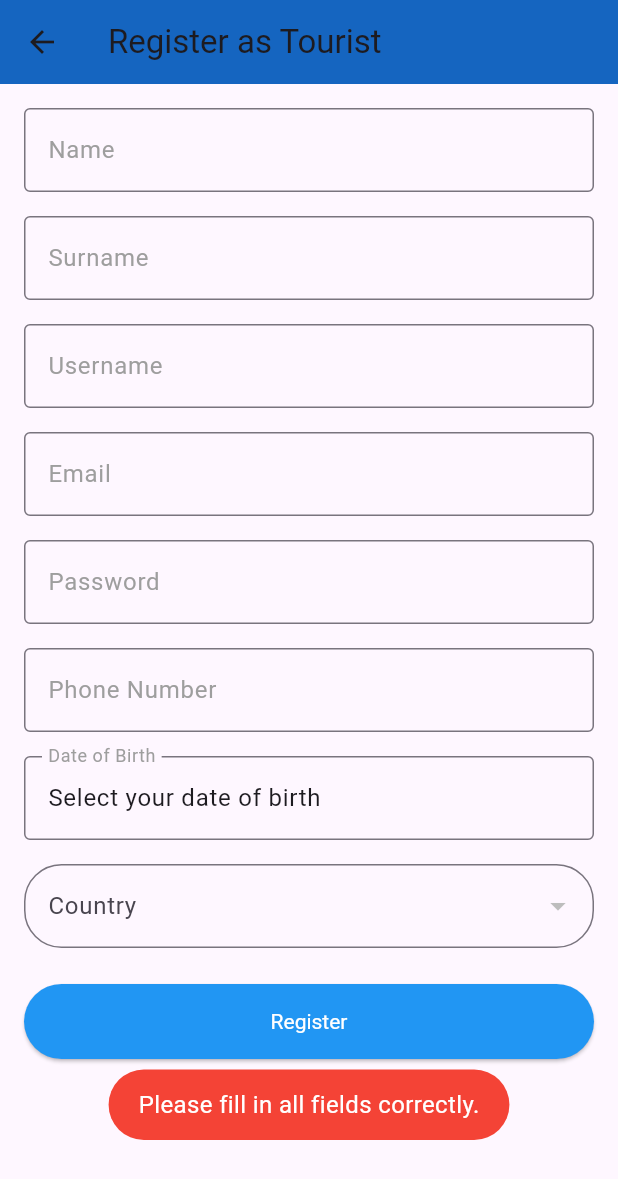
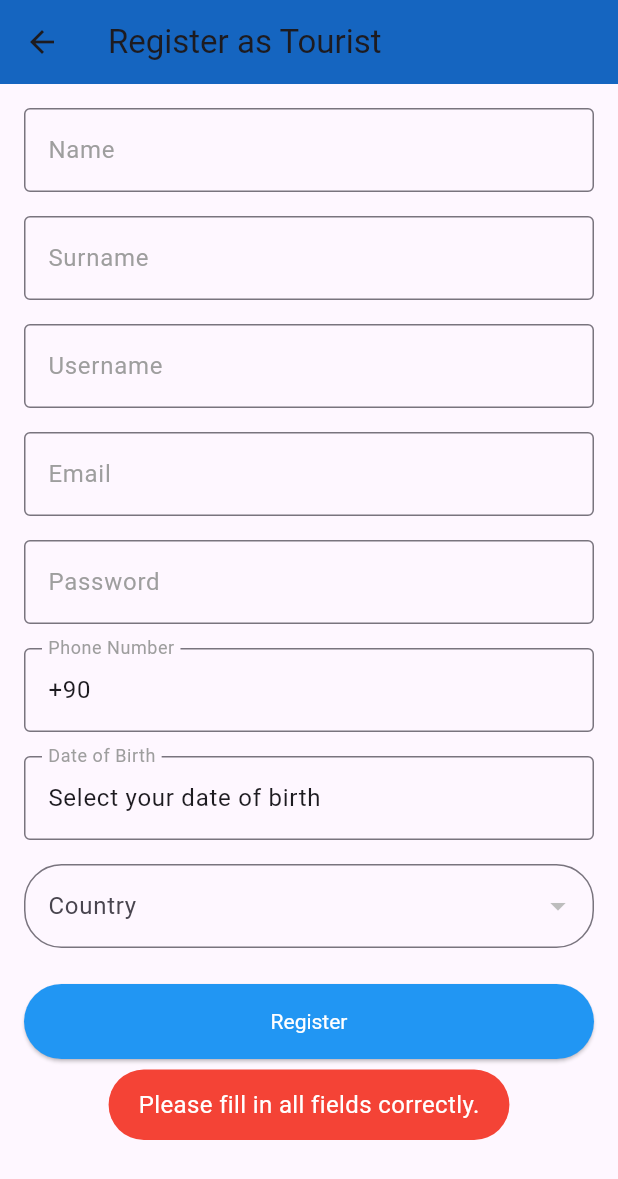
Before and after one commit to devrugu/buddy_client_side, a Flutter app: the RegisterTouristScreen screen opened directly, after a tap on "Register", on a phone screen of 412 x 824 dp. Shown: the top 1179 px of the screen. Run offline on Flutter 3.47's test engine with Material 3 defaults, Android fonts, the phone set to English and light mode, and no system bars; our stand-ins replace email_validator, fluttertoast, mask_text_input_formatter, shared_preferences; accounts and stored records are empty; network calls fail.

Commit message:
phone number input correction

```diff
--- a/lib/src/views/activities_and_interests_screen.dart
+++ b/lib/src/views/activities_and_interests_screen.dart
@@ -149,8 +149,10 @@ class ActivitiesAndInterestsScreenState
               textAlign: TextAlign.center,
             ),
           ),
-          buildActivitiesSection(),
-          buildInterestsAutocomplete(),
+          if (widget.missingInfo.contains('activities'))
+            buildActivitiesSection(),
+          if (widget.missingInfo.contains('interests'))
+            buildInterestsAutocomplete(),
           buildButtons(context),
         ],
       ),
--- a/lib/src/views/register_tourist_screen.dart
+++ b/lib/src/views/register_tourist_screen.dart
@@ -20,8 +20,9 @@ class RegisterTouristScreen extends StatefulWidget {
 }
 
 class RegisterTouristScreenState extends State<RegisterTouristScreen> {
+  // Initialization of the mask formatter for the phone number, adjusted for Turkish phone number format
   final phoneMaskFormatter = MaskTextInputFormatter(
-    mask: '+## (###) ###-##-##',
+    mask: '### ### ## ##', // Mask format for the user-entered digits
     filter: {"#": RegExp(r'[0-9]')},
   );
   final TextEditingController _nameController = TextEditingController();
@@ -38,6 +39,8 @@ class RegisterTouristScreenState extends State<RegisterTouristScreen> {
   void initState() {
     super.initState();
     _fetchCountries();
+    // Telefon numarası için başlangıç değeri olarak '+90 ' ekleyin
+    _phoneNumberController.text = '+90 ';
   }
 
   Future<void> _fetchCountries() async {
@@ -82,7 +85,7 @@ class RegisterTouristScreenState extends State<RegisterTouristScreen> {
   }
 
   bool _isValidPhoneNumber(String phone) {
-    RegExp phoneExp = RegExp(r'^\+\d+\s\(\d{3}\)\s\d{3}-\d{2}-\d{2}$');
+    RegExp phoneExp = RegExp(r'^\d{3}\s\d{3}\s\d{2}\s\d{2}$');
     return phoneExp.hasMatch(phone);
   }
 
@@ -117,7 +120,7 @@ class RegisterTouristScreenState extends State<RegisterTouristScreen> {
         'username': _usernameController.text,
         'email': _emailController.text,
         'password': _passwordController.text,
-        'phoneNumber': _phoneNumberController.text,
+        'phoneNumber': '+90 ${_phoneNumberController.text}',
         'dateOfBirth': _selectedDate?.toIso8601String().split('T')[0],
         'country': _selectedCountry,
       });
--- a/lib/src/widgets/custom_text_form_field.dart
+++ b/lib/src/widgets/custom_text_form_field.dart
@@ -11,6 +11,7 @@ class CustomTextFormField extends StatefulWidget {
   final bool readOnly;
   final TextEditingController? controller;
   final MaskTextInputFormatter? phoneMaskFormatter;
+  final String staticPrefix;
 
   const CustomTextFormField({
     super.key,
@@ -23,6 +24,7 @@ class CustomTextFormField extends StatefulWidget {
     this.readOnly = false,
     this.controller,
     this.phoneMaskFormatter,
+    this.staticPrefix = '',
   });
 
   @override
@@ -37,14 +39,11 @@ class CustomTextFormFieldState extends State<CustomTextFormField> {
   void initState() {
     super.initState();
     _focusNode = FocusNode();
-    _labelColor = Colors.grey; // Başlangıçta etiket rengi
+    _labelColor = Colors.grey;
 
     _focusNode.addListener(() {
-      if (_focusNode.hasFocus) {
-        setState(() => _labelColor = Colors.blue); // Odaklanıldığında mavi
-      } else {
-        setState(() => _labelColor = Colors.grey); // Odaklanılmadığında gri
-      }
+      setState(
+          () => _labelColor = _focusNode.hasFocus ? Colors.blue : Colors.grey);
     });
   }
 
@@ -56,7 +55,17 @@ class CustomTextFormFieldState extends State<CustomTextFormField> {
 
   @override
   Widget build(BuildContext context) {
-    return TextFormField(
+    return Row(
+      crossAxisAlignment: CrossAxisAlignment.center,
+      children: [
+        if (widget.staticPrefix.isNotEmpty)
+          Padding(
+            padding: const EdgeInsets.only(right: 8.0),
+            child:
+                Text(widget.staticPrefix, style: const TextStyle(fontSize: 16)),
+          ),
+        Expanded(
+          child: TextFormField(
             cursorColor: Colors.blue,
             controller: widget.controller,
             focusNode: _focusNode,
@@ -72,6 +81,12 @@ class CustomTextFormFieldState extends State<CustomTextFormField> {
             obscureText: widget.obscureText,
             onTap: widget.onTap,
             readOnly: widget.readOnly,
+            inputFormatters: widget.phoneMaskFormatter != null
+                ? [widget.phoneMaskFormatter!]
+                : [], // Apply the formatter if provided
+          ),
+        ),
+      ],
     );
   }
 }
```
Also changed, not shown: lib/src/utilities/phone_input_formatter.dart (added, +44 -0 lines), lib/src/views/other_informations_screen.dart (+6 -1 lines). Lines whose indentation alone changed are shown as unchanged.
